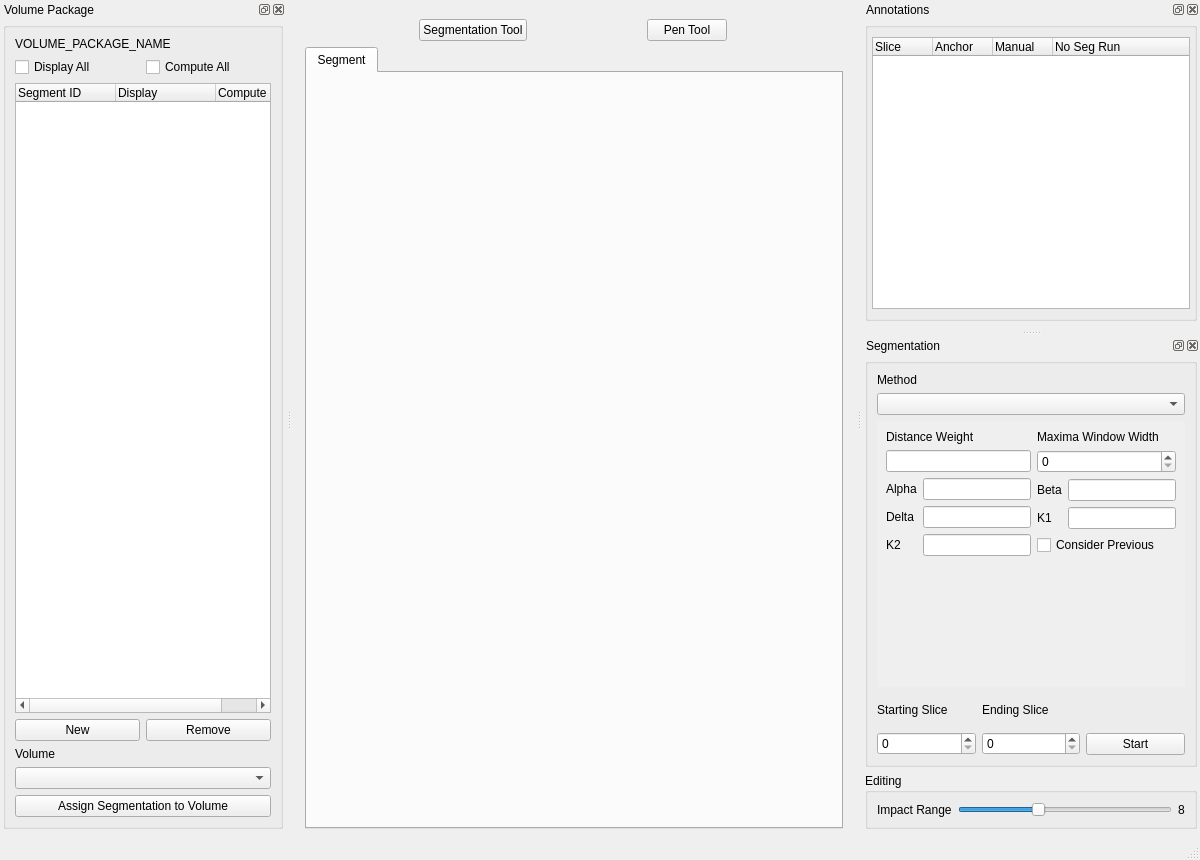
Old version of the form volume-cartographer/apps/VC/VCMain.ui in the repository SuperOptimizer/villa.
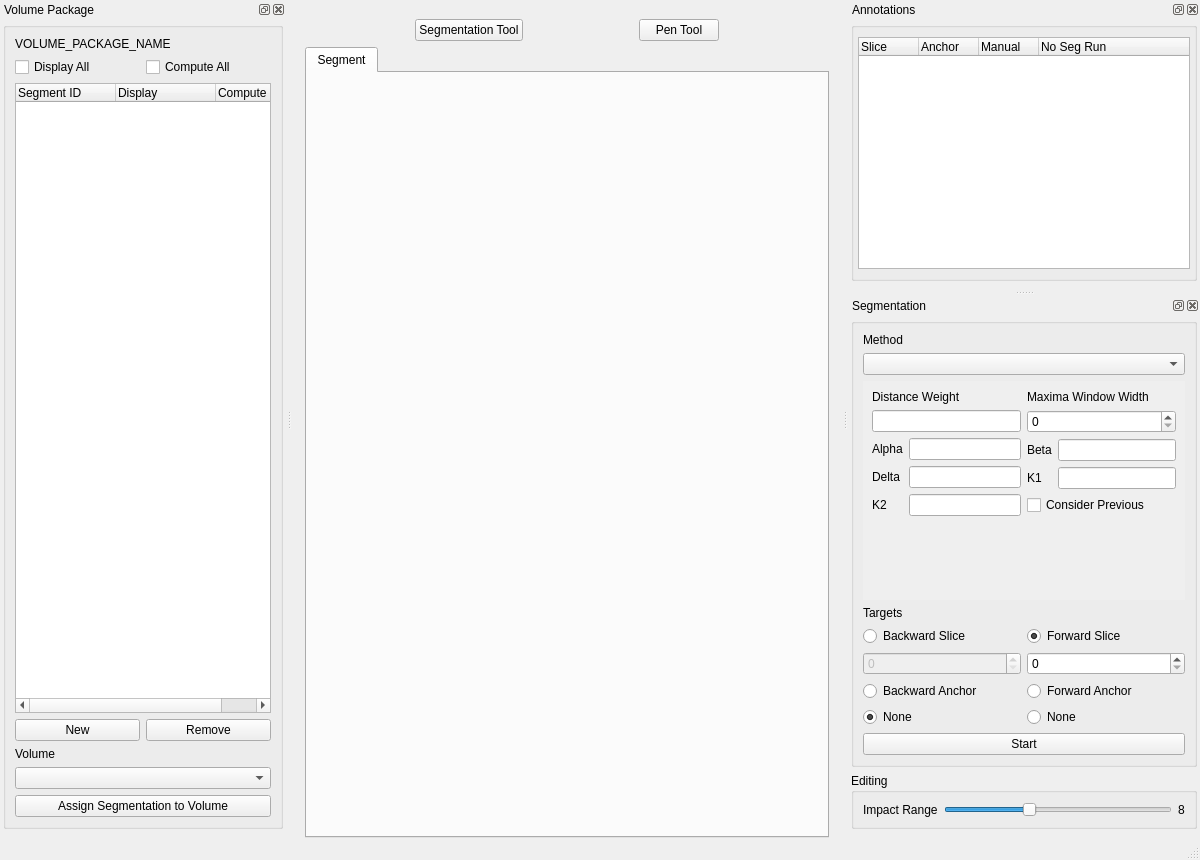
New version of the form. Icons and pictures are not drawn.

```diff
--- a/volume-cartographer/apps/VC/VCMain.ui
+++ b/volume-cartographer/apps/VC/VCMain.ui
@@ -39,6 +39,9 @@
     <property name="rightMargin">
      <number>4</number>
     </property>
+    <property name="bottomMargin">
+     <number>0</number>
+    </property>
     <item>
      <widget class="QWidget" name="central" native="true">
       <layout class="QVBoxLayout" name="verticalLayout_15">
@@ -403,8 +406,8 @@
   <widget class="QDockWidget" name="dockWidgetSegmentation">
    <property name="minimumSize">
     <size>
-     <width>302</width>
-     <height>306</height>
+     <width>352</width>
+     <height>429</height>
     </size>
    </property>
    <property name="allowedAreas">
@@ -481,7 +484,7 @@
              <x>0</x>
              <y>0</y>
              <width>396</width>
-             <height>275</height>
+             <height>207</height>
             </rect>
            </property>
            <property name="layoutDirection">
@@ -610,60 +613,90 @@
          </widget>
         </item>
         <item>
-         <layout class="QHBoxLayout" name="startEndLayout">
+         <widget class="QLabel" name="label_5">
+          <property name="text">
+           <string>Targets</string>
+          </property>
+         </widget>
+        </item>
+        <item>
+         <layout class="QHBoxLayout" name="startEndLayout" stretch="1,1">
           <property name="spacing">
            <number>6</number>
           </property>
           <item>
            <layout class="QVBoxLayout" name="verticalLayout_9">
             <item>
-             <widget class="QLabel" name="label_8">
+             <widget class="QRadioButton" name="radioBackwardSlice">
               <property name="text">
-               <string>Starting Slice</string>
+               <string>Backward Slice</string>
               </property>
              </widget>
             </item>
             <item>
-             <widget class="QSpinBox" name="spinStartingSliceVal"/>
+             <widget class="QSpinBox" name="spinBackwardSlice">
+              <property name="enabled">
+               <bool>false</bool>
+              </property>
+             </widget>
+            </item>
+            <item>
+             <widget class="QRadioButton" name="radioBackwardAnchor">
+              <property name="text">
+               <string>Backward Anchor</string>
+              </property>
+              <attribute name="buttonGroup">
+               <string notr="true">buttonGroupBackward</string>
+              </attribute>
+             </widget>
+            </item>
+            <item>
+             <widget class="QRadioButton" name="radioBackwardNoRun">
+              <property name="text">
+               <string>None</string>
+              </property>
+              <property name="checked">
+               <bool>true</bool>
+              </property>
+              <attribute name="buttonGroup">
+               <string notr="true">buttonGroupBackward</string>
+              </attribute>
+             </widget>
             </item>
            </layout>
           </item>
           <item>
            <layout class="QVBoxLayout" name="verticalLayout_8">
             <item>
-             <widget class="QLabel" name="label_9">
+             <widget class="QRadioButton" name="radioForwardSlice">
               <property name="text">
-               <string>Ending Slice</string>
+               <string>Forward Slice</string>
               </property>
+              <property name="checked">
+               <bool>true</bool>
+              </property>
+              <attribute name="buttonGroup">
+               <string notr="true">buttonGroupForward</string>
+              </attribute>
              </widget>
             </item>
             <item>
              <widget class="QSpinBox" name="spinEndingSliceVal"/>
             </item>
-           </layout>
-          </item>
-          <item>
-           <layout class="QVBoxLayout" name="verticalLayout_7">
             <item>
-             <spacer name="verticalSpacer">
-              <property name="orientation">
-               <enum>Qt::Vertical</enum>
+             <widget class="QRadioButton" name="radioForwardAnchor">
+              <property name="text">
+               <string>Forward Anchor</string>
               </property>
-              <property name="sizeType">
-               <enum>QSizePolicy::Ignored</enum>
-              </property>
-              <property name="sizeHint" stdset="0">
-               <size>
-                <width>20</width>
-                <height>40</height>
-               </size>
-              </property>
-             </spacer>
+              <attribute name="buttonGroup">
+               <string notr="true">buttonGroupForward</string>
+              </attribute>
+             </widget>
             </item>
             <item>
-             <widget class="QPushButton" name="btnStartSeg">
+             <widget class="QRadioButton" name="radioForwardNoRun">
               <property name="text">
-               <string>Start</string>
+               <string>None</string>
               </property>
              </widget>
             </item>
@@ -671,6 +704,13 @@
           </item>
          </layout>
         </item>
+        <item>
+         <widget class="QPushButton" name="btnStartSeg">
+          <property name="text">
+           <string>Start</string>
+          </property>
+         </widget>
+        </item>
        </layout>
       </widget>
      </item>
```
Left out of the diff: 12 changed lines with no effect on the pictures.
